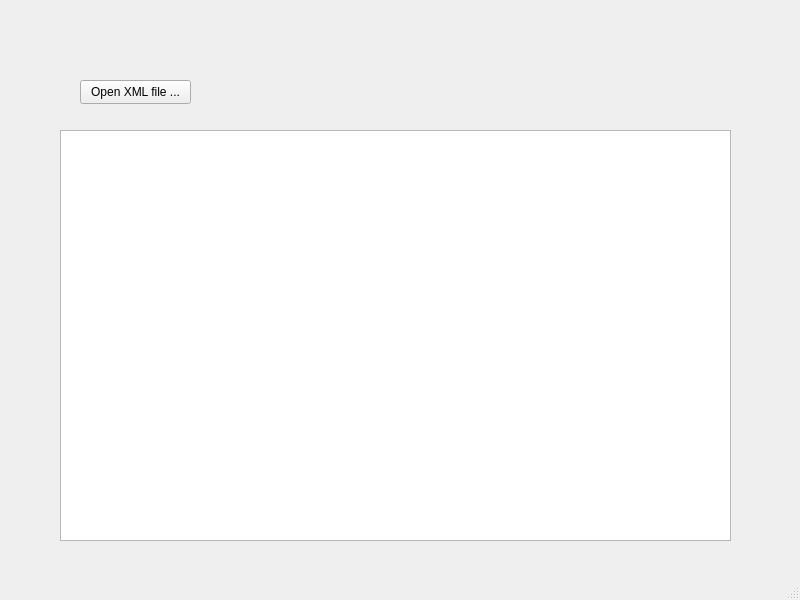
First picture: the form in mainwindow.ui, repository arturkwiek/XMLReader, before the edit.
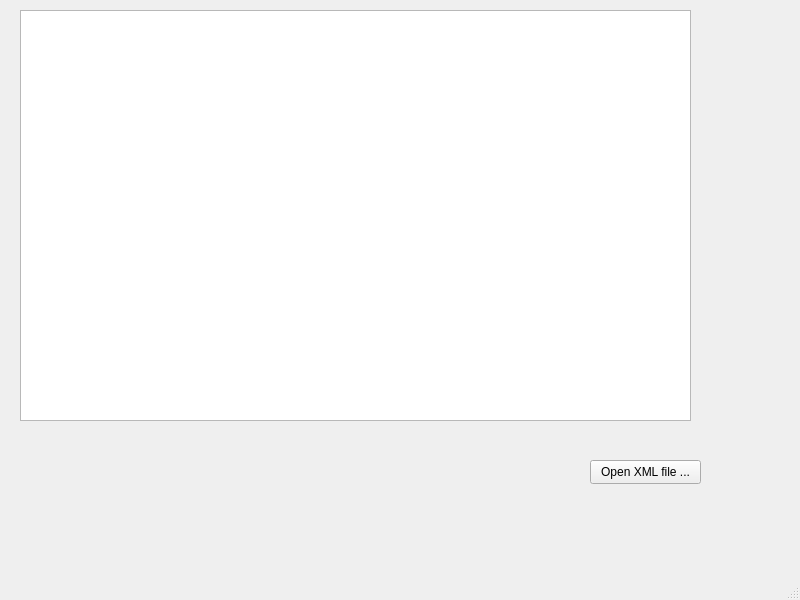
Second picture: the form after the edit.

```diff
--- a/mainwindow.ui
+++ b/mainwindow.ui
@@ -17,8 +17,8 @@
    <widget class="QPushButton" name="btnLoadXML">
     <property name="geometry">
      <rect>
-      <x>80</x>
-      <y>80</y>
+      <x>590</x>
+      <y>460</y>
       <width>111</width>
       <height>24</height>
      </rect>
@@ -30,8 +30,8 @@
    <widget class="QTextEdit" name="textEdit">
     <property name="geometry">
      <rect>
-      <x>60</x>
-      <y>130</y>
+      <x>20</x>
+      <y>10</y>
       <width>671</width>
       <height>411</height>
      </rect>
```
